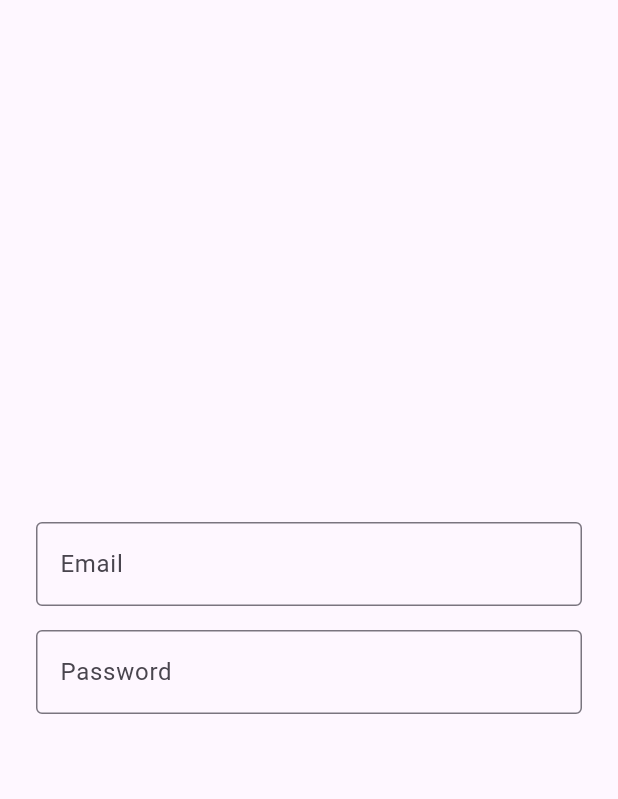
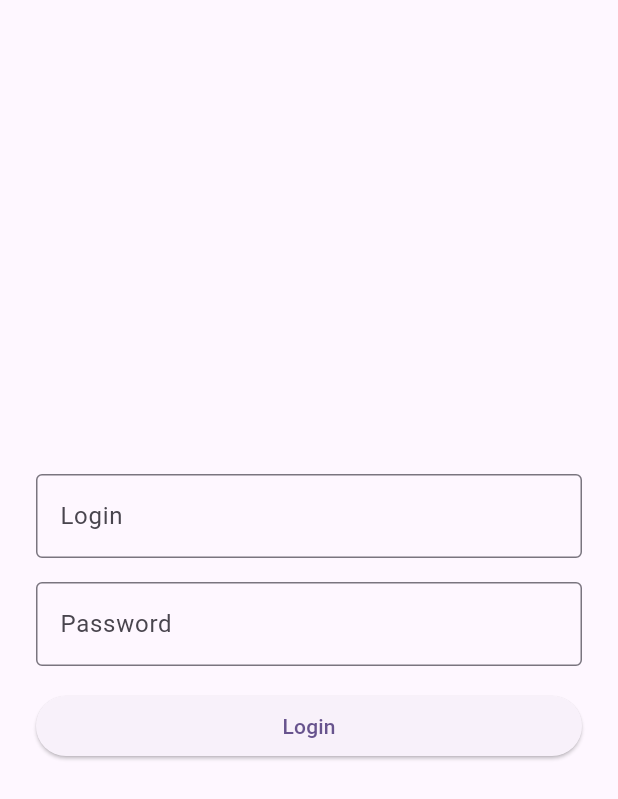
Before and after one commit to vasu-sinojia/cursor-cloud-agents-testing, a Flutter app: the screen it shows after launch, on a phone screen of 412 x 824 dp. Shown: the top 799 px of the screen. Run offline on Flutter 3.47's test engine with Material 3 defaults, Android fonts, the phone set to English and light mode, and no system bars.

Commit message:
Add login and password form validations
Co-authored-by: vasu.sinojia <vasu.sinojia@sharpsell.ai>

```diff
--- a/lib/main.dart
+++ b/lib/main.dart
@@ -20,8 +20,62 @@ class MyApp extends StatelessWidget {
   }
 }
 
-class LoginScreen extends StatelessWidget {
+class LoginScreen extends StatefulWidget {
   const LoginScreen({super.key});
+
+  @override
+  State<LoginScreen> createState() => _LoginScreenState();
+}
+
+class _LoginScreenState extends State<LoginScreen> {
+  final _formKey = GlobalKey<FormState>();
+  final _loginController = TextEditingController();
+  final _passwordController = TextEditingController();
+
+  @override
+  void dispose() {
+    _loginController.dispose();
+    _passwordController.dispose();
+    super.dispose();
+  }
+
+  String? _validateLogin(String? value) {
+    final login = value?.trim() ?? '';
+    if (login.isEmpty) {
+      return 'Login is required';
+    }
+    if (login.length < 3) {
+      return 'Login must be at least 3 characters';
+    }
+    return null;
+  }
+
+  String? _validatePassword(String? value) {
+    final password = value ?? '';
+    if (password.isEmpty) {
+      return 'Password is required';
+    }
+    if (password.length < 8) {
+      return 'Password must be at least 8 characters';
+    }
+    if (!RegExp(r'[A-Z]').hasMatch(password) ||
+        !RegExp(r'[a-z]').hasMatch(password) ||
+        !RegExp(r'\d').hasMatch(password)) {
+      return 'Password must include upper, lower, and number';
+    }
+    return null;
+  }
+
+  void _submit() {
+    final isValid = _formKey.currentState?.validate() ?? false;
+    if (!isValid) {
+      return;
+    }
+
+    ScaffoldMessenger.of(context).showSnackBar(
+      const SnackBar(content: Text('Login successful')),
+    );
+  }
 
   @override
   Widget build(BuildContext context) {
@@ -29,26 +83,39 @@ class LoginScreen extends StatelessWidget {
       body: Center(
         child: Padding(
           padding: const EdgeInsets.all(24.0),
+          child: Form(
+            key: _formKey,
             child: Column(
               mainAxisSize: MainAxisSize.min,
               crossAxisAlignment: CrossAxisAlignment.stretch,
-            children: const [
-              TextField(
-                decoration: InputDecoration(
-                  labelText: 'Email',
+              children: [
+                TextFormField(
+                  controller: _loginController,
+                  decoration: const InputDecoration(
+                    labelText: 'Login',
                     border: OutlineInputBorder(),
                   ),
                   keyboardType: TextInputType.emailAddress,
+                  textInputAction: TextInputAction.next,
+                  validator: _validateLogin,
                 ),
-              SizedBox(height: 16),
-              TextField(
-                decoration: InputDecoration(
+                const SizedBox(height: 16),
+                TextFormField(
+                  controller: _passwordController,
+                  decoration: const InputDecoration(
                     labelText: 'Password',
                     border: OutlineInputBorder(),
                   ),
                   obscureText: true,
+                  validator: _validatePassword,
+                ),
+                const SizedBox(height: 16),
+                ElevatedButton(
+                  onPressed: _submit,
+                  child: const Text('Login'),
                 ),
               ],
+            ),
           ),
         ),
       ),
```
Also changed, not shown: 1 other file. Lines whose indentation alone changed are shown as unchanged.
